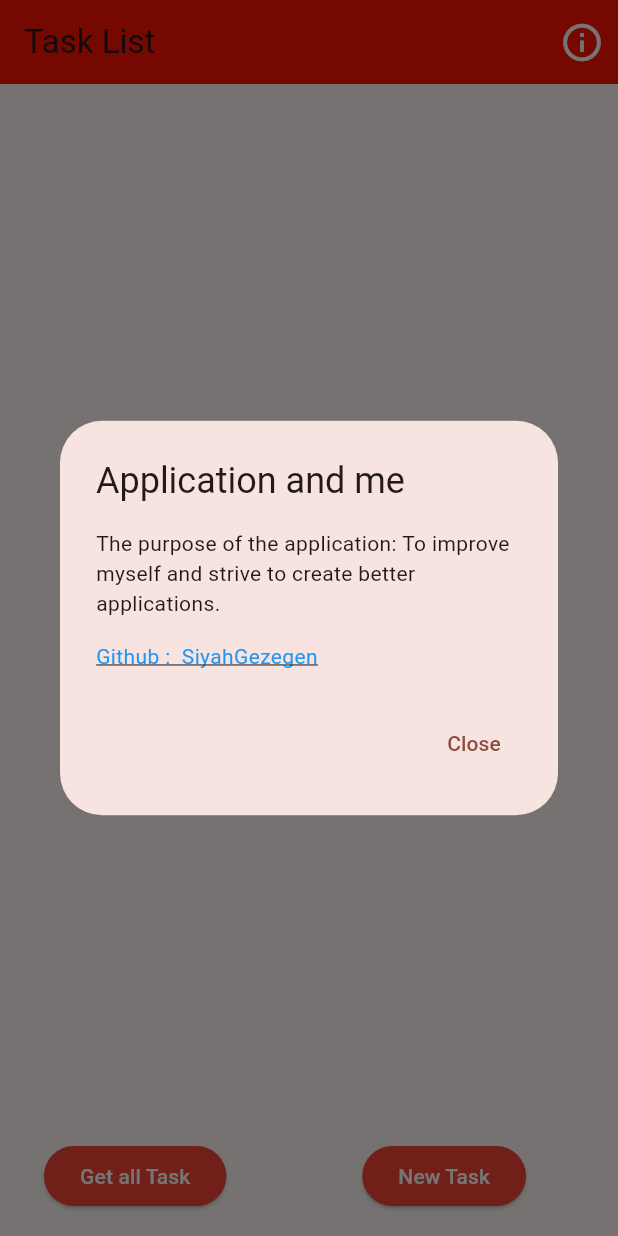
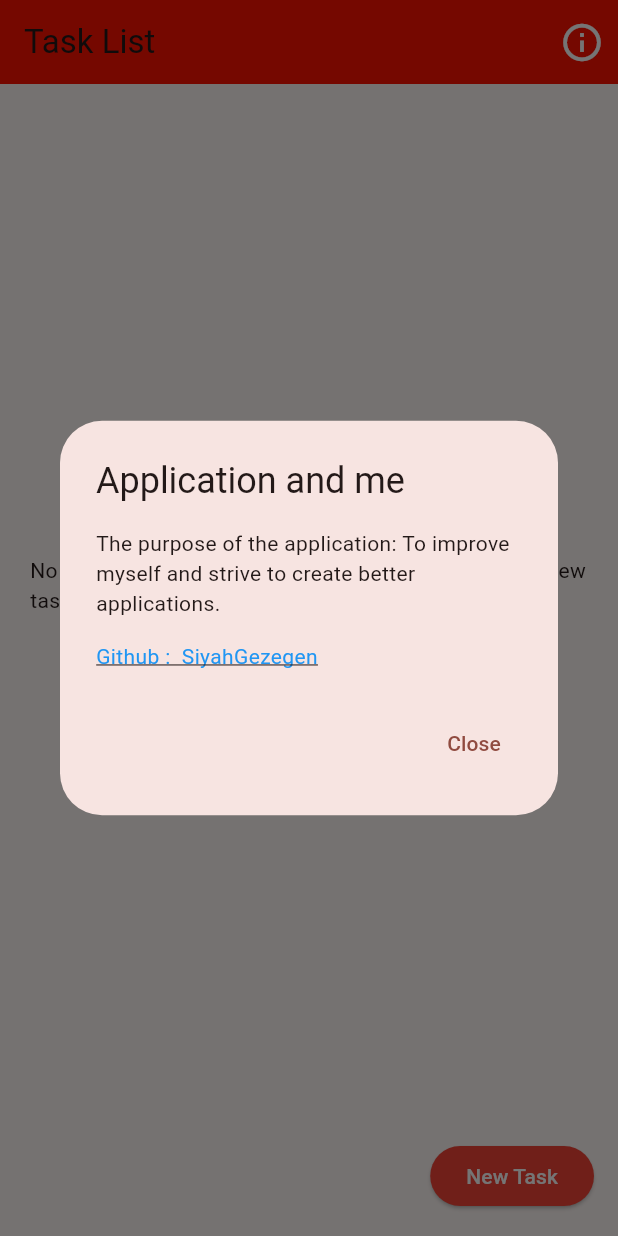
Before and after one commit to siyahgezegen/Flutter_Task_App, a Flutter app: the screen it shows after launch, after a tap on the "info" icon, on a phone screen of 412 x 824 dp. Run offline on Flutter 3.47's test engine with Material 2 defaults, Android fonts, the phone set to English and light mode, and no system bars; our stand-ins replace flutter_slidable, sqflite; accounts and stored records are empty.

Commit message:
Database was edited
TaskProvider was edited, and the foundation was laid for a better appearance of the tasks.

```diff
--- /dev/null
+++ b/lib/feature/my_widgets/app_bar.dart
@@ -0,0 +1,22 @@
+import 'package:flutter/material.dart';
+
+import 'custom_alert.dart';
+
+class CustomAppBar {
+  static AppBar customAppBar(BuildContext context) {
+    return AppBar(
+      backgroundColor: const Color.fromARGB(255, 255, 17, 0),
+      title: const Text('Task List'),
+      actions: [
+        IconButton(
+          onPressed: () {
+            //! Alert and Github linkLink
+            CustomAlert().showMyDialog(context);
+          },
+          icon: const Icon(Icons.info_outlined,
+              color: Color.fromARGB(255, 255, 255, 255), size: 30),
+        )
+      ],
+    );
+  }
+}
--- a/lib/main.dart
+++ b/lib/main.dart
@@ -1,5 +1,5 @@
 import 'package:flutter/material.dart';
-import 'package:flutter_task_app/view/task.dart/task.dart';
+import 'package:flutter_task_app/view/task/task.dart';
 
 void main() {
   runApp(const MyApp());
@@ -14,7 +14,8 @@ class MyApp extends StatelessWidget {
       title: 'Task App',
       debugShowCheckedModeBanner: false,
       theme: ThemeData(
-        colorScheme: ColorScheme.fromSeed(seedColor:const Color.fromARGB(255, 255, 0, 0)),
+        colorScheme: ColorScheme.fromSeed(
+            seedColor: const Color.fromARGB(255, 255, 0, 0)),
         useMaterial3: true,
       ),
       home: const TaskPage(),
--- a/lib/model/task_model_provider.dart
+++ b/lib/model/task_model_provider.dart
@@ -4,21 +4,31 @@ import 'package:flutter_task_app/model/taskmodel.dart';
 import 'package:sqflite/sqflite.dart';
 
 class TaskProvider {
-  late Database database;
+  Database? _database;
   final int _version = 1;
   final String _dbName = "todo";
   String columnId = 'id';
   String columnHeader = 'header';
   String columnContent = 'content';
-  void open() async {
-    database = await openDatabase(
+
+  Future<Database> get database async {
+    if (_database != null) return _database!;
+    _database = await _initialize();
+    return _database!;
+  }
+
+  Future<Database> _initialize() async {
+    var database = await openDatabase(
       _dbName,
       version: _version,
       onCreate: (db, version) {
         cretaTodoTable(db);
       },
     );
+    return database;
   }
+
+  Future<void> open() async {}
 
   void cretaTodoTable(Database db) {
     db.execute(
@@ -26,13 +36,13 @@ class TaskProvider {
   }
 
   Future<List<TaskModel>> getList() async {
-    if (database != null) open();
+    final database = await TaskProvider().database;
     List<Map<String, dynamic>> maps = await database.query(_dbName);
     return maps.map((e) => TaskModel.fromJson(e)).toList();
   }
 
   Future<TaskModel?> getItem(int id) async {
-    if (database != null) open();
+    final database = await TaskProvider().database;
     final maps = await database.query(
       _dbName,
       where: '$columnId=?',
@@ -46,7 +56,7 @@ class TaskProvider {
   }
 
   Future<bool> deleteItem(int id) async {
-    if (database != null) open();
+    final database = await TaskProvider().database;
     final maps = await database.delete(
       _dbName,
       where: '$columnId=?',
@@ -56,7 +66,7 @@ class TaskProvider {
   }
 
   Future<bool> updateItem(int id, TaskModel model) async {
-    if (database != null) open();
+    final database = await TaskProvider().database;
     final maps = await database.update(
       _dbName,
       model.toJson(),
@@ -66,12 +76,8 @@ class TaskProvider {
     return maps != null;
   }
 
-  Future<void> close() async {
-    return database.close();
-  }
-
   Future<bool> insertItem(TaskModel model) async {
-    if (database != null) open();
+    final database = await TaskProvider().database;
     final maps = await database.insert(_dbName, model.toJson());
     return maps != null;
   }
--- a/lib/view/task.dart/task_view.dart
+++ /dev/null
@@ -1,90 +0,0 @@
-import 'package:flutter/material.dart';
-import 'package:flutter_task_app/feature/my_widgets.dart/custom_alert.dart';
-import 'package:flutter_task_app/view/addtask/add_task.dart';
-import 'package:flutter_task_app/view/task.dart/task_view_model.dart';
-import 'package:flutter_slidable/flutter_slidable.dart';
-
-class TaskPageView extends TaskPageViewModel {
-  @override
-  Widget build(BuildContext context) {
-    return Scaffold(
-        appBar: customAppBar(context),
-        body: Column(
-          children: [
-            Expanded(
-                child: ListView.builder(
-                    itemCount: taskModelList.length,
-                    itemBuilder: (context, index) {
-                      return Slidable(
-                        startActionPane: ActionPane(
-                            motion: const StretchMotion(),
-                            children: [
-                              SlidableAction(
-                                  backgroundColor: Colors.red,
-                                  label: 'Delete',
-                                  onPressed: (context) {
-                                    deleteItem(taskModelList[index].id as int);
-                                    modelList();
-                                  }),
-                            ]),
-                        child: ListTile(
-                          title: Text(taskModelList[index].header.toString()),
-                          selectedColor: Colors.red,
-                          leading: const Text('data'),
-                        ),
-                      );
-                    })),
-            const SizedBox(
-              height: 100,
-            )
-          ],
-        ),
-        floatingActionButton: Row(
-          mainAxisAlignment: MainAxisAlignment.spaceAround,
-          children: [
-            ElevatedButton(
-              style: ButtonStyle(
-                backgroundColor: MaterialStateProperty.all(Colors.red),
-              ),
-              child: const Text(
-                'Get all Task',
-                style: TextStyle(color: Colors.white),
-              ),
-              onPressed: () {
-                modelList();
-              },
-            ),
-            ElevatedButton(
-              style: ButtonStyle(
-                backgroundColor: MaterialStateProperty.all(Colors.red),
-              ),
-              child: const Text(
-                'New Task',
-                style: TextStyle(color: Colors.white),
-              ),
-              onPressed: () {
-                Navigator.push(context,
-                    MaterialPageRoute(builder: (context) => TaskModelcls()));
-              },
-            ),
-          ],
-        ));
-  }
-
-  AppBar customAppBar(BuildContext context) {
-    return AppBar(
-      backgroundColor: const Color.fromARGB(255, 255, 17, 0),
-      title: const Text('Task List'),
-      actions: [
-        IconButton(
-          onPressed: () {
-            //! Alert and Github linkLink
-            CustomAlert().showMyDialog(context);
-          },
-          icon: const Icon(Icons.info_outlined,
-              color: Color.fromARGB(255, 255, 255, 255), size: 30),
-        )
-      ],
-    );
-  }
-}
--- a/lib/view/task.dart/task_view_model.dart
+++ /dev/null
@@ -1,32 +0,0 @@
-import 'package:flutter/material.dart';
-import 'package:flutter_task_app/model/task_model_provider.dart';
-import 'package:flutter_task_app/model/taskmodel.dart';
-import 'package:flutter_task_app/view/task.dart/task.dart';
-
-abstract class TaskPageViewModel extends State<TaskPage> {
-  late TaskProvider taskProvider;
-  bool selected = false;
-  List<TaskModel> taskModelList = [];
-  Future modelList() async {
-    taskModelList = await taskProvider.getList();
-    setState(() {});
-  }
-
-  deleteItem(int id) async {
-    bool isdeleted = await taskProvider.deleteItem(id);
-    if (isdeleted) {
-      ScaffoldMessenger.of(context).showSnackBar(const SnackBar(
-        content: Text("is deleted"),
-      ));
-    }
-    setState(() {});
-  }
-
-  @override
-  void initState() {
-    super.initState();
-
-    taskProvider = TaskProvider();
-    taskProvider.open();
-  }
-}
--- a/lib/view/task.dart/task.dart
+++ b/lib/view/task/task.dart
@@ -1,5 +1,5 @@
 import 'package:flutter/material.dart';
-import 'package:flutter_task_app/view/task.dart/task_view.dart';
+import 'package:flutter_task_app/view/task/task_view.dart';
 
 class TaskPage extends StatefulWidget {
   const TaskPage( {super.key});
--- /dev/null
+++ b/lib/view/task/task_view.dart
@@ -0,0 +1,129 @@
+import 'package:flutter/material.dart';
+import 'package:flutter_task_app/feature/my_widgets/app_bar.dart';
+import 'package:flutter_task_app/view/addtask/add_task.dart';
+import 'package:flutter_task_app/view/task/task_view_model.dart';
+import 'package:flutter_slidable/flutter_slidable.dart';
+
+class TaskPageView extends TaskPageViewModel {
+  @override
+  Widget build(BuildContext context) {
+    double width = MediaQuery.of(context).size.width;
+    double height = MediaQuery.of(context).size.height;
+
+    return Scaffold(
+        appBar: CustomAppBar.customAppBar(context),
+        body: Column(
+          children: [
+            Expanded(
+                child: taskModelList.isEmpty
+                    ? Center(
+                        child: Padding(
+                          padding: const EdgeInsets.all(20.0),
+                          child: Column(
+                            crossAxisAlignment: CrossAxisAlignment.center,
+                            mainAxisAlignment: MainAxisAlignment.center,
+                            children: [Text(message)],
+                          ),
+                        ),
+                      )
+                    : ListView.builder(
+                        itemCount: taskModelList.length,
+                        itemBuilder: (context, index) {
+                          return Slidable(
+                            startActionPane: ActionPane(
+                                // taskModelList[index].header.toString()
+                                motion: const StretchMotion(),
+                                children: [
+                                  SlidableAction(
+                                      icon: const IconData(57785,
+                                          fontFamily: 'MaterialIcons'),
+                                      backgroundColor: Colors.red,
+                                      autoClose: true,
+                                      label: 'Delete',
+                                      onPressed: (context) {
+                                        deleteItem(
+                                            taskModelList[index].id as int);
+                                        modelList();
+                                      }),
+                                ]),
+                            child: Center(
+                              child: Column(
+                                children: [
+                                  Padding(
+                                    padding: const EdgeInsets.all(8.0),
+                                    child: Container(
+                                      decoration: BoxDecoration(
+                                        color: Colors.blue[100],
+                                        borderRadius: BorderRadius.circular(20),
+                                      ),
+                                      width: width * (9 / 10),
+                                      height: height * (1 / 2),
+                                      child: Column(
+                                        children: [
+                                          Row(
+                                            children: [
+                                              Padding(
+                                                padding:
+                                                    const EdgeInsets.all(8.0),
+                                                child: Text(
+                                                  taskModelList[index]
+                                                      .header
+                                                      .toString(),
+                                                  style: const TextStyle(
+                                                      fontFamily: 'Roboto',
+                                                      fontWeight:
+                                                          FontWeight.bold,
+                                                      fontSize: 22),
+                                                ),
+                                              )
+                                            ],
+                                          ),
+                                          const SizedBox(
+                                            height: 30,
+                                          ),
+                                          Padding(
+                                            padding: const EdgeInsets.all(8.0),
+                                            child: Row(
+                                              children: [
+                                                Text(taskModelList[index]
+                                                    .content
+                                                    .toString())
+                                              ],
+                                            ),
+                                          )
+                                        ],
+                                      ),
+                                    ),
+                                  )
+                                ],
+                              ),
+                            ),
+                          );
+                        })),
+            const SizedBox(
+              height: 100,
+            )
+          ],
+        ),
+        floatingActionButton: Row(
+          mainAxisAlignment: MainAxisAlignment.end,
+          children: [
+            ElevatedButton(
+              style: ButtonStyle(
+                backgroundColor: MaterialStateProperty.all(Colors.red),
+              ),
+              child: const Text(
+                'New Task',
+                style: TextStyle(color: Colors.white),
+              ),
+              onPressed: () {
+                Navigator.push(
+                    context,
+                    MaterialPageRoute(
+                        builder: (context) => const TaskModelcls()));
+              },
+            ),
+          ],
+        ));
+  }
+}
--- /dev/null
+++ b/lib/view/task/task_view_model.dart
@@ -0,0 +1,42 @@
+import 'package:flutter/material.dart';
+import 'package:flutter_task_app/model/task_model_provider.dart';
+import 'package:flutter_task_app/model/taskmodel.dart';
+import 'package:flutter_task_app/view/task/task.dart';
+
+abstract class TaskPageViewModel extends State<TaskPage> {
+  late TaskProvider taskProvider;
+  bool selected = false;
+  List<TaskModel> taskModelList = [];
+  String message = 'Data is waiting';
+  @override
+  void initState() {
+    super.initState();
+    taskProvider = TaskProvider();
+    taskProvider.open();
+    modelList();
+  }
+
+  modelList() async {
+    var list = await taskProvider.getList();
+    if (list.isNotEmpty) {
+      message = 'Your data is coming, please wait..';
+    } else {
+      message =
+          'No data found, click on the New Task button to add a new task.';
+    }
+    setState(() {
+      taskModelList = list;
+    });
+  }
+
+  deleteItem(int id) async {
+    bool isdeleted = await taskProvider.deleteItem(id);
+    if (isdeleted) {
+      // ignore: use_build_context_synchronously
+      ScaffoldMessenger.of(context).showSnackBar(const SnackBar(
+        content: Text("is deleted"),
+      ));
+    }
+    setState(() {});
+  }
+}
```
Also changed, not shown: lib/view/addtask/add_task_view.dart (+9 -22 lines), pubspec.yaml (+8 -59 lines), lib/feature/my_widgets/custom_alert.dart (renamed from lib/feature/my_widgets.dart/custom_alert.dart), lib/feature/my_widgets/index.dart (added).
